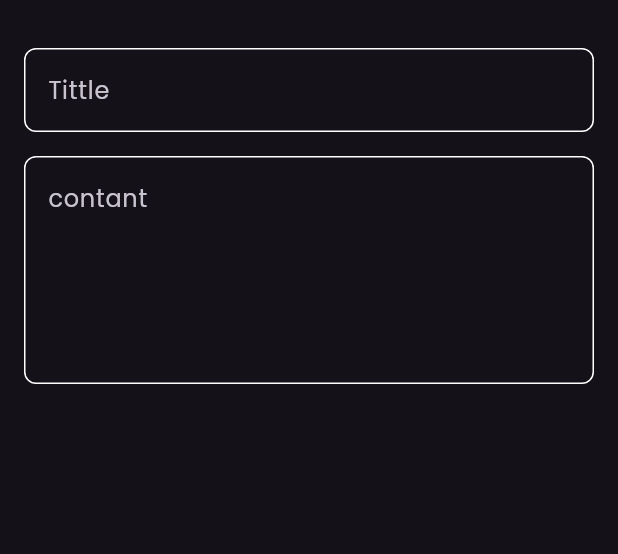
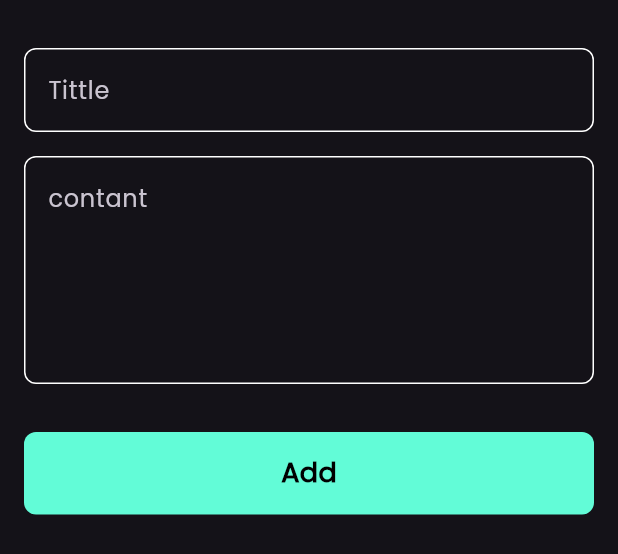
Before and after one commit to SalahYasser/notes_app, a Flutter app: the AddNoteBottomSheet widget shown alone on an empty page, opened directly, on a phone screen of 412 x 824 dp. Shown: the top 554 px of the screen. Run offline on Flutter 3.47's test engine with Material 3 defaults, Android fonts, the phone set to English and light mode, and no system bars; our stand-ins replace font_awesome_flutter.

Commit message:
crate custom_button.dart

```diff
--- a/lib/views/widgets/add_note_bottom_sheet.dart
+++ b/lib/views/widgets/add_note_bottom_sheet.dart
@@ -1,4 +1,5 @@
 import 'package:flutter/material.dart';
+import 'package:notes_app/views/widgets/custom_button.dart';
 import 'package:notes_app/views/widgets/custom_text_field.dart';
 
 class AddNoteBottomSheet extends StatelessWidget {
@@ -8,6 +9,7 @@ class AddNoteBottomSheet extends StatelessWidget {
   Widget build(BuildContext context) {
     return Padding(
       padding: const EdgeInsets.symmetric(horizontal: 16),
+      child: SingleChildScrollView(
         child: Column(
           children: [
             SizedBox(
@@ -23,7 +25,15 @@ class AddNoteBottomSheet extends StatelessWidget {
               hint: 'contant',
               maxLines: 5,
             ),
+            SizedBox(
+              height: 32,
+            ),
+            CustomButton(),
+            SizedBox(
+              height: 32,
+            ),
           ],
+        ),
       ),
     );
   }
--- /dev/null
+++ b/lib/views/widgets/custom_button.dart
@@ -0,0 +1,28 @@
+import 'package:flutter/material.dart';
+import 'package:notes_app/constants.dart';
+
+class CustomButton extends StatelessWidget {
+  const CustomButton({super.key});
+
+  @override
+  Widget build(BuildContext context) {
+    return Container(
+      width: MediaQuery.of(context).size.width,
+      height: 55,
+      decoration: BoxDecoration(
+        color: kPrimaryColor,
+        borderRadius: BorderRadius.circular(8),
+      ),
+      child: Center(
+        child: Text(
+          'Add',
+          style: TextStyle(
+            fontSize: 18,
+            fontWeight: FontWeight.bold,
+            color: Colors.black,
+          ),
+        ),
+      ),
+    );
+  }
+}
```
Lines whose indentation alone changed are shown as unchanged.
